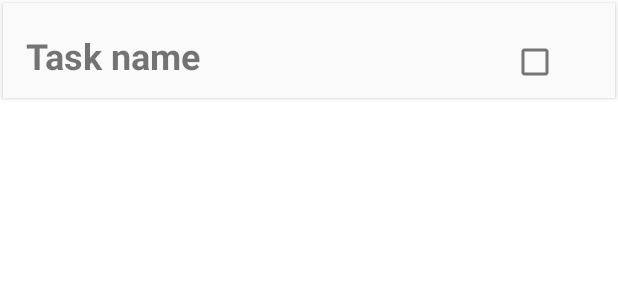
After one commit to matiSzewczyk/ToDo, an Android app: the layout completed_task_item.xml on its own in the app's theme, with its tools: preview values and no code run, on a phone screen of 412 x 824 dp. The commit adds this screen. Shown: the top 300 px of the screen. Run offline under Robolectric (Android 15) with nearby library versions, the phone set to English and light mode, and no system bars.

Commit message:
Add tasks to completed list

```diff
--- /dev/null
+++ b/app/src/main/res/layout/completed_task_item.xml
@@ -0,0 +1,40 @@
+<?xml version="1.0" encoding="utf-8"?>
+<androidx.constraintlayout.widget.ConstraintLayout
+    xmlns:android="http://schemas.android.com/apk/res/android"
+    android:layout_width="match_parent"
+    android:layout_height="wrap_content"
+    android:layout_margin="2dp"
+    android:elevation="2dp"
+    android:background="#fafafa"
+    xmlns:tools="http://schemas.android.com/tools"
+    xmlns:app="http://schemas.android.com/apk/res-auto">
+
+    <LinearLayout
+        android:id="@+id/main_layout"
+        app:layout_constraintTop_toTopOf="parent"
+        app:layout_constraintStart_toStartOf="parent"
+        app:layout_constraintEnd_toEndOf="parent"
+        android:layout_margin="15dp"
+        android:layout_width="match_parent"
+        android:layout_height="wrap_content" >
+
+        <TextView
+            android:id="@+id/task_name"
+            android:layout_width="0dp"
+            android:layout_height="wrap_content"
+            android:layout_weight=".8"
+            android:layout_marginBottom="15dp"
+            android:textSize="24sp"
+            android:textStyle="bold"
+            tools:text="Task name"/>
+
+        <CheckBox
+            android:id="@+id/task_check_box"
+            android:layout_width="0dp"
+            android:layout_height="wrap_content"
+            android:layout_weight=".2" />
+
+    </LinearLayout>
+
+
+</androidx.constraintlayout.widget.ConstraintLayout>
--- a/app/src/main/res/menu/bottom_navigation_menu.xml
+++ b/app/src/main/res/menu/bottom_navigation_menu.xml
@@ -6,7 +6,7 @@
         android:icon="@drawable/todo_img"
         android:title="@string/bottom_menu_todo"/>
     <item
-        android:id="@+id/completedFragment"
+        android:id="@+id/completedTasksFragment"
         android:enabled="true"
         android:icon="@drawable/completed_img"
         android:title="@string/bottom_menu_completed"/>
--- a/app/src/main/res/navigation/nav_graph.xml
+++ b/app/src/main/res/navigation/nav_graph.xml
@@ -9,7 +9,7 @@
         android:name="com.example.todoremake.TasksFragment"
         android:label="TasksFragment" />
     <fragment
-        android:id="@+id/completedFragment"
-        android:name="com.example.todoremake.CompletedFragment"
+        android:id="@+id/completedTasksFragment"
+        android:name="com.example.todoremake.CompletedTasksFragment"
         android:label="CompletedFragment" />
 </navigation>
```
Also changed, not shown: app/src/main/java/com/example/todoremake/CompletedFragment.kt (deleted, +0 -17 lines), app/src/main/java/com/example/todoremake/CompletedTasksAdapter.kt (added, +32 -0 lines), app/src/main/java/com/example/todoremake/CompletedTasksFragment.kt (added, +44 -0 lines), app/src/main/java/com/example/todoremake/CompletedTasksViewModel.kt (added, +30 -0 lines), app/src/main/java/com/example/todoremake/TasksFragment.kt (+4 -4 lines), app/src/main/java/com/example/todoremake/TasksRepository.kt (+13 -0 lines), app/src/main/java/com/example/todoremake/TasksViewModel.kt (+10 -2 lines), app/src/main/res/layout/fragment_completed.xml (deleted, +0 -7 lines), app/src/main/res/layout/fragment_completed_tasks.xml (added, +17 -0 lines).
